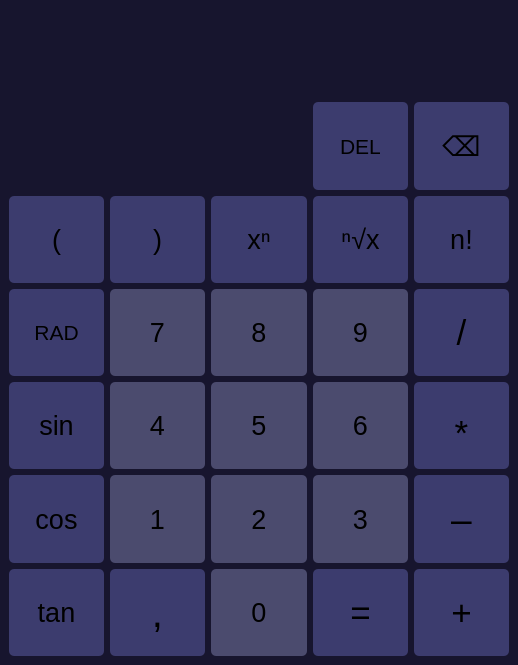
The window that src/CalmCatCalc/cat_calc_gui/mainwindow.ui (Honziksick/ivs-project-2-team-calculator) describes before a commit, drawn with Qt 5.
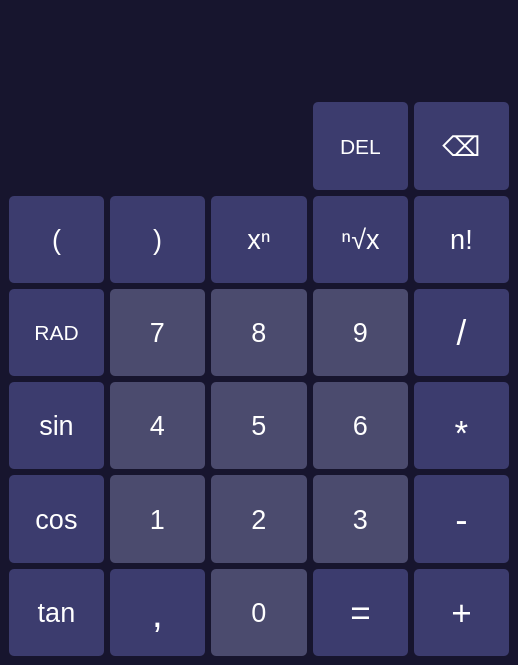
The same window after the commit.

Commit message: Bugfix chyb v pull requestu

What changed in the file:
```diff
--- a/src/CalmCatCalc/cat_calc_gui/mainwindow.ui
+++ b/src/CalmCatCalc/cat_calc_gui/mainwindow.ui
@@ -59,10 +59,11 @@
         background-color: rgb(60, 60, 110);
         border: none;
         border-radius: 5px;
+		color: white;
 }
 
-/*pro vsechny tlacitka a terminalu pro cisla
-* kdyz se prejede mysi, zesvetli dane talictko
+/*pro všechny tlačítka čísel
+* když se přejede myší, zesvětlí se tlačítko
 **/
 QPushButton::hover {
 
@@ -148,10 +149,11 @@
         background-color: rgb(60, 60, 110);
         border: none;
         border-radius: 5px;
+		color: white;
 }
 
-/*pro vsechny tlacitka a terminalu pro cisla
-* kdyz se prejede mysi, zesvetli dane talictko
+/*pro všechny tlačítka čísel
+* když se přejede myší, zesvětlí se tlačítko
 **/
 QPushButton::hover {
 
@@ -196,20 +198,21 @@
 
         background-color: rgb(75, 75, 110);
 
-        /*odstraneni ohraniceni a zakulaceni hran*/
+        /*odstranění ohraničení a zakulacení hran*/
         border: none;
         border-radius: 5px;
+		color: white;
 }
 
-/*pro vsechny tlacitka a terminalu pro cisla
-* kdyz se prejede mysi, zesvetli dane talictko
+/*pro všechny tlačítka čísel
+* když se pčejede myší, zesvětlí se dané tlačítko
 **/
 QPushButton::hover {
 
         background-color: rgb(65, 65, 100);
 }
 
-/*pri zmacknuti tlacitka, se zmeni barva*/
+/*při zmáčknutí tlačítka, se změní barva*/
 QPushButton::pressed {
 
         background-color: rgb(55, 55, 90);
@@ -250,10 +253,11 @@
         background-color: rgb(60, 60, 110);
         border: none;
         border-radius: 5px;
+		color: white;
 }
 
-/*pro vsechny tlacitka a terminalu pro cisla
-* kdyz se prejede mysi, zesvetli dane talictko
+/*pro všechny tlačítka čísel
+* když se přejede myší, zesvětlí se tlačítko
 **/
 QPushButton::hover {
 
@@ -362,10 +366,11 @@
         background-color: rgb(60, 60, 110);
         border: none;
         border-radius: 5px;
+		color: white;
 }
 
-/*pro vsechny tlacitka a terminalu pro cisla
-* kdyz se prejede mysi, zesvetli dane talictko
+/*pro všechny tlačítka čísel
+* když se přejede myší, zesvětlí se tlačítko
 **/
 QPushButton::hover {
 
@@ -416,20 +421,21 @@
 
         background-color: rgb(75, 75, 110);
 
-        /*odstraneni ohraniceni a zakulaceni hran*/
+        /*odstranění ohraničení a zakulacení hran*/
         border: none;
         border-radius: 5px;
+		color: white;
 }
 
-/*pro vsechny tlacitka a terminalu pro cisla
-* kdyz se prejede mysi, zesvetli dane talictko
+/*pro všechny tlačítka čísel
+* když se pčejede myší, zesvětlí se dané tlačítko
 **/
 QPushButton::hover {
 
         background-color: rgb(65, 65, 100);
 }
 
-/*pri zmacknuti tlacitka, se zmeni barva*/
+/*při zmáčknutí tlačítka, se změní barva*/
 QPushButton::pressed {
 
         background-color: rgb(55, 55, 90);
@@ -468,20 +474,21 @@
 
         background-color: rgb(75, 75, 110);
 
-        /*odstraneni ohraniceni a zakulaceni hran*/
+        /*odstranění ohraničení a zakulacení hran*/
         border: none;
         border-radius: 5px;
+		color: white;
 }
 
-/*pro vsechny tlacitka a terminalu pro cisla
-* kdyz se prejede mysi, zesvetli dane talictko
+/*pro všechny tlačítka čísel
+* když se pčejede myší, zesvětlí se dané tlačítko
 **/
 QPushButton::hover {
 
         background-color: rgb(65, 65, 100);
 }
 
-/*pri zmacknuti tlacitka, se zmeni barva*/
+/*při zmáčknutí tlačítka, se změní barva*/
 QPushButton::pressed {
 
         background-color: rgb(55, 55, 90);
@@ -521,10 +528,11 @@
         background-color: rgb(60, 60, 110);
         border: none;
         border-radius: 5px;
+		color: white;
 }
 
-/*pro vsechny tlacitka a terminalu pro cisla
-* kdyz se prejede mysi, zesvetli dane talictko
+/*pro všechny tlačítka čísel
+* když se přejede myší, zesvětlí se tlačítko
 **/
 QPushButton::hover {
 
@@ -570,12 +578,13 @@
         background-color: rgb(60, 60, 110);
         border: none;
         border-radius: 5px;
+		color: white;
 		
 		/*zarovnání hvězdičky na střed*/
 		padding-top: 15px;
 }
 
-/*pro všechny tlačítka a terminály pro čísla
+/*pro všechny tlačítka čísel
 * kdyz se přejede myší, zesvětlí dané tlačítko
 */
 QPushButton::hover {
@@ -621,20 +630,21 @@
 
         background-color: rgb(75, 75, 110);
 
-        /*odstraneni ohraniceni a zakulaceni hran*/
+        /*odstranění ohraničení a zakulacení hran*/
         border: none;
         border-radius: 5px;
+		color: white;
 }
 
-/*pro vsechny tlacitka a terminalu pro cisla
-* kdyz se prejede mysi, zesvetli dane talictko
+/*pro všechny tlačítka čísel
+* když se pčejede myší, zesvětlí se dané tlačítko
 **/
 QPushButton::hover {
 
         background-color: rgb(65, 65, 100);
 }
 
-/*pri zmacknuti tlacitka, se zmeni barva*/
+/*při zmáčknutí tlačítka, se změní barva*/
 QPushButton::pressed {
 
         background-color: rgb(55, 55, 90);
@@ -674,10 +684,11 @@
         background-color: rgb(60, 60, 110);
         border: none;
         border-radius: 5px;
+		color: white;
 }
 
-/*pro vsechny tlacitka a terminalu pro cisla
-* kdyz se prejede mysi, zesvetli dane talictko
+/*pro všechny tlačítka čísel
+* když se přejede myší, zesvětlí se tlačítko
 **/
 QPushButton::hover {
 
@@ -723,10 +734,11 @@
         background-color: rgb(60, 60, 110);
         border: none;
         border-radius: 5px;
+		color: white;
 }
 
-/*pro vsechny tlacitka a terminalu pro cisla
-* kdyz se prejede mysi, zesvetli dane talictko
+/*pro všechny tlačítka čísel
+* když se přejede myší, zesvětlí se tlačítko
 **/
 QPushButton::hover {
 
@@ -781,10 +793,11 @@
         background-color: rgb(60, 60, 110);
         border: none;
         border-radius: 5px;
+		color: white;
 }
 
-/*pro vsechny tlacitka a terminalu pro cisla
-* kdyz se prejede mysi, zesvetli dane talictko
+/*pro všechny tlačítka čísel
+* když se přejede myší, zesvětlí se tlačítko
 **/
 QPushButton::hover {
 
@@ -830,10 +843,11 @@
         background-color: rgb(60, 60, 110);
         border: none;
         border-radius: 5px;
+		color: white;
 }
 
-/*pro vsechny tlacitka a terminalu pro cisla
-* kdyz se prejede mysi, zesvetli dane talictko
+/*pro všechny tlačítka čísel
+* když se přejede myší, zesvětlí se tlačítko
 **/
 QPushButton::hover {
 
@@ -879,10 +893,11 @@
         background-color: rgb(60, 60, 110);
         border: none;
         border-radius: 5px;
+		color: white;
 }
 
-/*pro vsechny tlacitka a terminalu pro cisla
-* kdyz se prejede mysi, zesvetli dane talictko
+/*pro všechny tlačítka čísel
+* když se přejede myší, zesvětlí se tlačítko
 **/
 QPushButton::hover {
 
@@ -928,10 +943,11 @@
         background-color: rgb(60, 60, 110);
         border: none;
         border-radius: 5px;
+		color: white;
 }
 
-/*pro vsechny tlacitka a terminalu pro cisla
-* kdyz se prejede mysi, zesvetli dane talictko
+/*pro všechny tlačítka čísel
+* když se přejede myší, zesvětlí se tlačítko
 **/
 QPushButton::hover {
 
@@ -976,20 +992,21 @@
 
         background-color: rgb(75, 75, 110);
 
-        /*odstraneni ohraniceni a zakulaceni hran*/
+        /*odstranění ohraničení a zakulacení hran*/
         border: none;
         border-radius: 5px;
+		color: white;
 }
 
-/*pro vsechny tlacitka a terminalu pro cisla
-* kdyz se prejede mysi, zesvetli dane talictko
+/*pro všechny tlačítka čísel
+* když se pčejede myší, zesvětlí se dané tlačítko
 **/
 QPushButton::hover {
 
         background-color: rgb(65, 65, 100);
 }
 
-/*pri zmacknuti tlacitka, se zmeni barva*/
+/*při zmáčknutí tlačítka, se změní barva*/
 QPushButton::pressed {
 
         background-color: rgb(55, 55, 90);
@@ -1028,20 +1045,21 @@
 
         background-color: rgb(75, 75, 110);
 
-        /*odstraneni ohraniceni a zakulaceni hran*/
+        /*odstranění ohraničení a zakulacení hran*/
         border: none;
         border-radius: 5px;
+		color: white;
 }
 
-/*pro vsechny tlacitka a terminalu pro cisla
-* kdyz se prejede mysi, zesvetli dane talictko
+/*pro všechny tlačítka čísel
+* když se pčejede myší, zesvětlí se dané tlačítko
 **/
 QPushButton::hover {
 
         background-color: rgb(65, 65, 100);
 }
 
-/*pri zmacknuti tlacitka, se zmeni barva*/
+/*při zmáčknutí tlačítka, se změní barva*/
 QPushButton::pressed {
 
         background-color: rgb(55, 55, 90);
@@ -1080,20 +1098,21 @@
 
         background-color: rgb(75, 75, 110);
 
-        /*odstraneni ohraniceni a zakulaceni hran*/
+        /*odstranění ohraničení a zakulacení hran*/
         border: none;
         border-radius: 5px;
+		color: white;
 }
 
-/*pro vsechny tlacitka a terminalu pro cisla
-* kdyz se prejede mysi, zesvetli dane talictko
+/*pro všechny tlačítka čísel
+* když se pčejede myší, zesvětlí se dané tlačítko
 **/
 QPushButton::hover {
 
         background-color: rgb(65, 65, 100);
 }
 
-/*pri zmacknuti tlacitka, se zmeni barva*/
+/*při zmáčknutí tlačítka, se změní barva*/
 QPushButton::pressed {
 
         background-color: rgb(55, 55, 90);
@@ -1133,10 +1152,11 @@
         background-color: rgb(60, 60, 110);
         border: none;
         border-radius: 5px;
+		color: white;
 }
 
-/*pro vsechny tlacitka a terminalu pro cisla
-* kdyz se prejede mysi, zesvetli dane talictko
+/*pro všechny tlačítka čísel
+* když se přejede myší, zesvětlí se tlačítko
 **/
 QPushButton::hover {
 
@@ -1149,7 +1169,7 @@
 }</string>
       </property>
       <property name="text">
-       <string>–</string>
+       <string>-</string>
       </property>
       <property name="shortcut">
        <string>-</string>
@@ -1181,20 +1201,21 @@
 
         background-color: rgb(75, 75, 110);
 
-        /*odstraneni ohraniceni a zakulaceni hran*/
+        /*odstranění ohraničení a zakulacení hran*/
         border: none;
         border-radius: 5px;
+		color: white;
 }
 
-/*pro vsechny tlacitka a terminalu pro cisla
-* kdyz se prejede mysi, zesvetli dane talictko
+/*pro všechny tlačítka čísel
+* když se pčejede myší, zesvětlí se dané tlačítko
 **/
 QPushButton::hover {
 
         background-color: rgb(65, 65, 100);
 }
 
-/*pri zmacknuti tlacitka, se zmeni barva*/
+/*při zmáčknutí tlačítka, se změní barva*/
 QPushButton::pressed {
 
         background-color: rgb(55, 55, 90);
@@ -1233,20 +1254,21 @@
 
         background-color: rgb(75, 75, 110);
 
-        /*odstraneni ohraniceni a zakulaceni hran*/
+        /*odstranění ohraničení a zakulacení hran*/
         border: none;
         border-radius: 5px;
+		color: white;
 }
 
-/*pro vsechny tlacitka a terminalu pro cisla
-* kdyz se prejede mysi, zesvetli dane talictko
+/*pro všechny tlačítka čísel
+* když se pčejede myší, zesvětlí se dané tlačítko
 **/
 QPushButton::hover {
 
         background-color: rgb(65, 65, 100);
 }
 
-/*pri zmacknuti tlacitka, se zmeni barva*/
+/*při zmáčknutí tlačítka, se změní barva*/
 QPushButton::pressed {
 
         background-color: rgb(55, 55, 90);
@@ -1286,10 +1308,11 @@
         background-color: rgb(60, 60, 110);
         border: none;
         border-radius: 5px;
+		color: white;
 }
 
-/*pro vsechny tlacitka a terminalu pro cisla
-* kdyz se prejede mysi, zesvetli dane talictko
+/*pro všechny tlačítka čísel
+* když se přejede myší, zesvětlí se tlačítko
 **/
 QPushButton::hover {
 
@@ -1335,10 +1358,11 @@
         background-color: rgb(60, 60, 110);
         border: none;
         border-radius: 5px;
+		color: white;
 }
 
-/*pro vsechny tlacitka a terminalu pro cisla
-* kdyz se prejede mysi, zesvetli dane talictko
+/*pro všechny tlačítka čísel
+* když se přejede myší, zesvětlí se tlačítko
 **/
 QPushButton::hover {
 
@@ -1384,10 +1408,11 @@
         background-color: rgb(60, 60, 110);
         border: none;
         border-radius: 5px;
+		color: white;
 }
 
-/*pro vsechny tlacitka a terminalu pro cisla
-* kdyz se prejede mysi, zesvetli dane talictko
+/*pro všechny tlačítka čísel
+* když se přejede myší, zesvětlí se tlačítko
 **/
 QPushButton::hover {
 
@@ -1432,20 +1457,21 @@
 
         background-color: rgb(75, 75, 110);
 
-        /*odstraneni ohraniceni a zakulaceni hran*/
+        /*odstranění ohraničení a zakulacení hran*/
         border: none;
         border-radius: 5px;
+		color: white;
 }
 
-/*pro vsechny tlacitka a terminalu pro cisla
-* kdyz se prejede mysi, zesvetli dane talictko
+/*pro všechny tlačítka čísel
+* když se pčejede myší, zesvětlí se dané tlačítko
 **/
 QPushButton::hover {
 
         background-color: rgb(65, 65, 100);
 }
 
-/*pri zmacknuti tlacitka, se zmeni barva*/
+/*při zmáčknutí tlačítka, se změní barva*/
 QPushButton::pressed {
 
         background-color: rgb(55, 55, 90);
@@ -1485,10 +1511,11 @@
         background-color: rgb(60, 60, 110);
         border: none;
         border-radius: 5px;
+		color: white;
 }
 
-/*pro vsechny tlacitka a terminalu pro cisla
-* kdyz se prejede mysi, zesvetli dane talictko
+/*pro všechny tlačítka čísel
+* když se přejede myší, zesvětlí se tlačítko
 **/
 QPushButton::hover {
 
```
Left out of the diff: 32 changed lines with no effect on the pictures. The commit also changes 2 other files.
